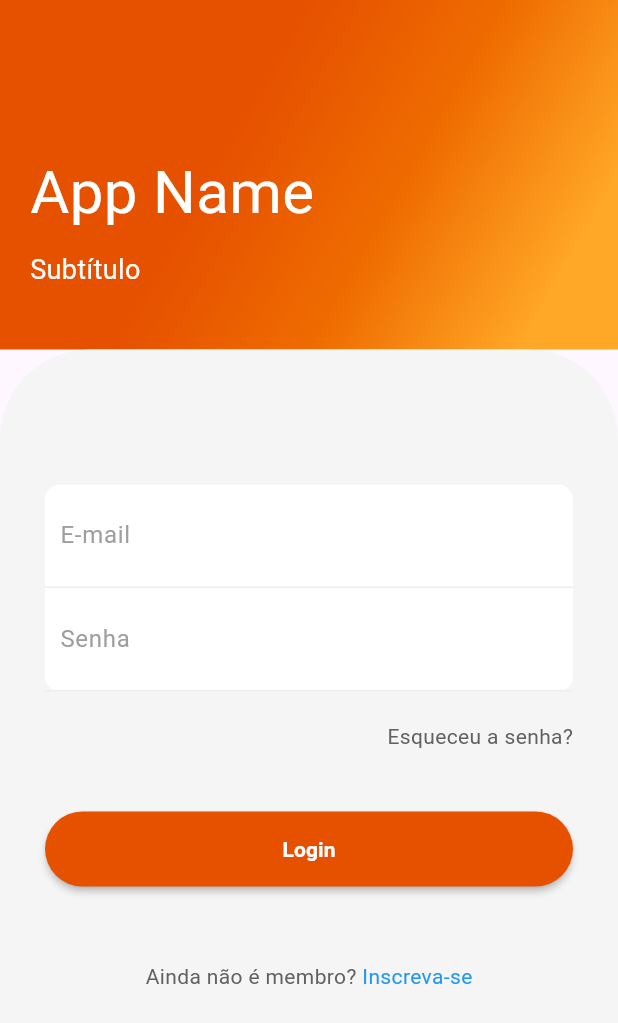
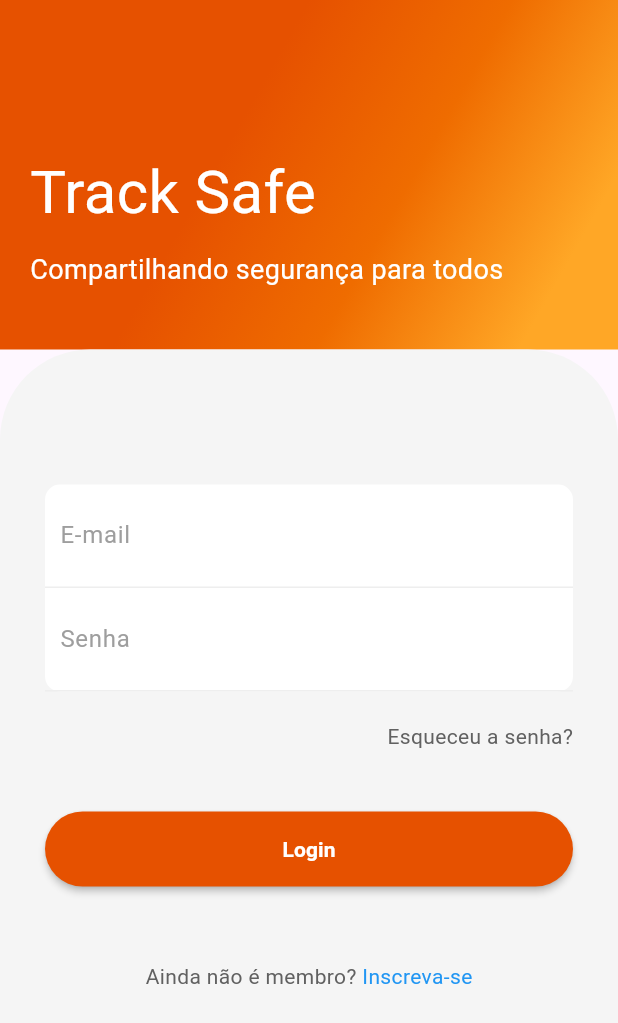
Before and after one commit to JotaDouglas/track_tcc, a Flutter app: the screen it shows after launch, on a phone screen of 412 x 824 dp. Shown: the top 1023 px of the screen. Run offline on Flutter 3.47's test engine with Material 3 defaults, Android fonts, the phone set to English and light mode, and no system bars; our stand-ins replace animate_do, firebase_auth, firebase_core, mobx; accounts and stored records are empty; generated files the repository leaves out were written again.

Commit message:
feat: alteração de legenda e nome do app

```diff
--- a/track_tcc_app/lib/view/login/login.view.dart
+++ b/track_tcc_app/lib/view/login/login.view.dart
@@ -3,6 +3,7 @@ import 'package:animate_do/animate_do.dart';
 import 'package:track_tcc_app/view/home/home.view.dart';
 import 'package:track_tcc_app/view/login/forgetKey.view.dart';
 import 'package:track_tcc_app/view/login/signup.view.dart';
+import 'package:track_tcc_app/view/widgets/loading.widget.dart';
 
 class LoginView extends StatefulWidget {
   const LoginView({super.key});
@@ -12,6 +13,7 @@ class LoginView extends StatefulWidget {
 }
 
 class _LoginViewState extends State<LoginView> {
+  GlobalKey key = GlobalKey();
   @override
   Widget build(BuildContext context) {
     return Scaffold(
@@ -42,7 +44,7 @@ class _LoginViewState extends State<LoginView> {
                         FadeInUp(
                           duration: const Duration(milliseconds: 1000),
                           child: const Text(
-                            "App Name",
+                            "Track Safe",
                             style: TextStyle(color: Colors.white, fontSize: 40),
                           ),
                         ),
@@ -50,7 +52,7 @@ class _LoginViewState extends State<LoginView> {
                         FadeInUp(
                           duration: const Duration(milliseconds: 1300),
                           child: const Text(
-                            "Subtítulo",
+                            "Compartilhando segurança para todos",
                             style: TextStyle(color: Colors.white, fontSize: 18),
                           ),
                         ),
@@ -148,13 +150,14 @@ class _LoginViewState extends State<LoginView> {
                     FadeInUp(
                       duration: const Duration(milliseconds: 1600),
                       child: MaterialButton(
-                        onPressed: () {
-                          Navigator.pushReplacement(
-                                context,
-                                MaterialPageRoute(
-                                  builder: (context) => const HomeView(),
-                                ),
-                              );
+                        onPressed: () async {
+                          // Navigator.pushReplacement(
+                          //       context,
+                          //       MaterialPageRoute(
+                          //         builder: (context) => const HomeView(),
+                          //       ),
+                          //     );
+                          await Dialogs.showLoading(context, key);
                         },
                         height: 50,
                         color: Colors.orange[900],
```
